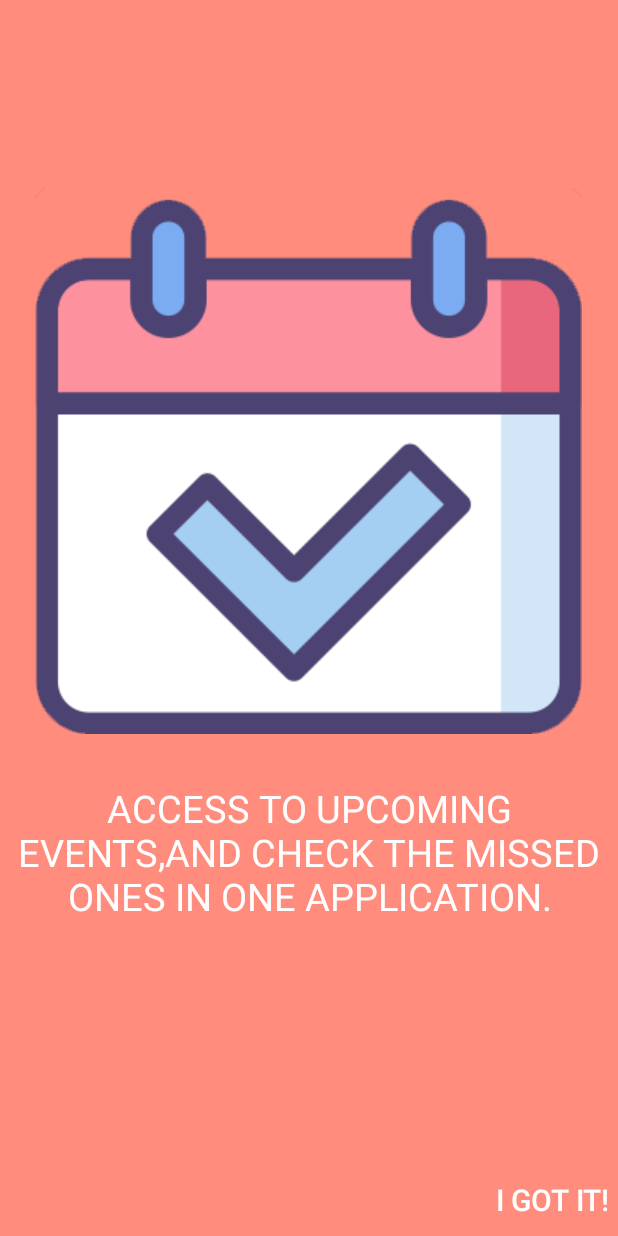
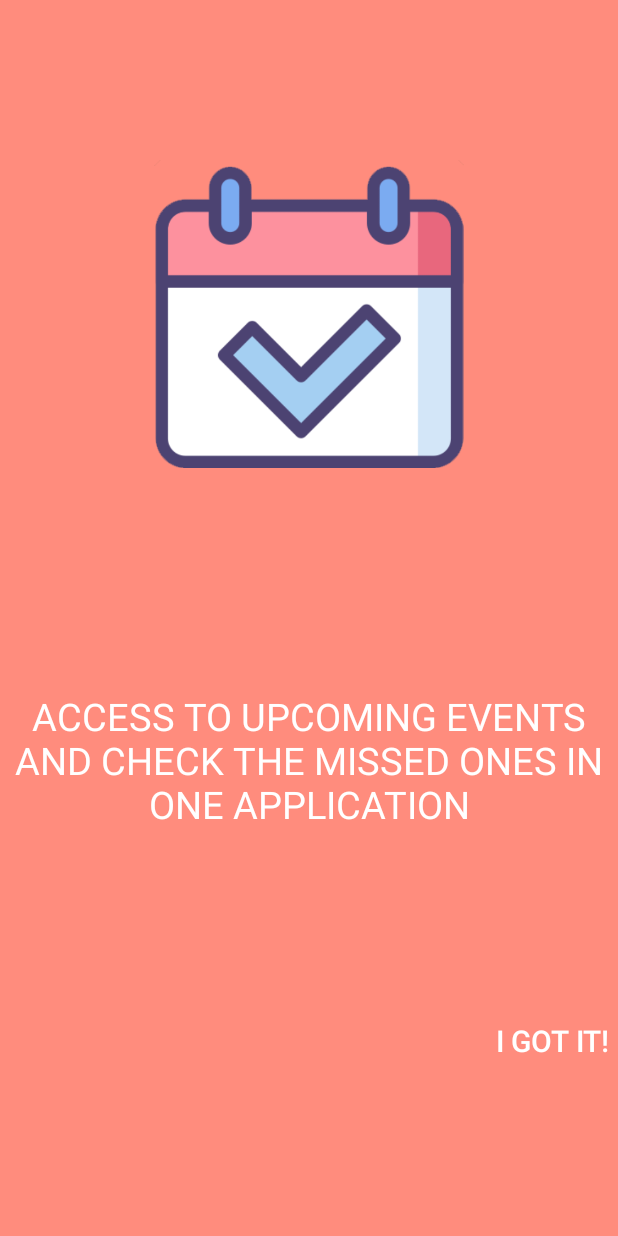
Before and after one commit to Petiazediter/ScoreboardPublic, an Android app: the screen it shows after launch (MainActivity), after a tap on "NEXT", on a phone screen of 412 x 824 dp. Run offline under Robolectric (Android 15) with nearby library versions, the phone set to English and light mode, and no system bars; our stand-ins replace ButterKnife.

Commit message:
rearranged welcome pages to fit to screen

```diff
--- a/ScoreBoard/app/src/main/res/layout/fragment_page2.xml
+++ b/ScoreBoard/app/src/main/res/layout/fragment_page2.xml
@@ -13,12 +13,12 @@
         <!-- TODO: Update blank fragment layout -->
         <ImageView
             android:id="@+id/image_view"
-            android:layout_width="wrap_content"
-            android:layout_height="wrap_content"
+            android:layout_width="213dp"
+            android:layout_height="205dp"
             android:src="@drawable/event_icon"
-            app:layout_constraintBottom_toBottomOf="parent"
+            app:layout_constraintBottom_toTopOf="@+id/textView2"
             app:layout_constraintEnd_toEndOf="parent"
-            app:layout_constraintHorizontal_bias="0.49"
+            app:layout_constraintHorizontal_bias="0.5"
             app:layout_constraintLeft_toLeftOf="parent"
             app:layout_constraintRight_toRightOf="parent"
             app:layout_constraintStart_toStartOf="parent"
@@ -26,26 +26,29 @@
             app:layout_constraintVertical_bias="0.272" />
 
         <TextView
+            android:id="@+id/textView2"
+            style="@style/FragmentHeader"
             android:layout_width="wrap_content"
             android:layout_height="wrap_content"
             android:layout_marginTop="32dp"
-            app:layout_constraintLeft_toLeftOf="@id/image_view"
-            app:layout_constraintRight_toRightOf="@id/image_view"
-            app:layout_constraintTop_toBottomOf="@id/image_view"
             android:text="@string/page_2_header"
-            style="@style/FragmentHeader"
-            />
+            app:layout_constraintBottom_toTopOf="@+id/next_button_2"
+            app:layout_constraintHorizontal_bias="0.5"
+            app:layout_constraintStart_toStartOf="parent"
+            app:layout_constraintEnd_toEndOf="parent"
+            android:padding="@dimen/margin_small"
+            app:layout_constraintTop_toBottomOf="@+id/image_view" />
 
         <Button
             android:id="@+id/next_button_2"
+            style="@style/FragmentButton"
             android:layout_width="wrap_content"
+
             android:layout_height="wrap_content"
-
+            android:text="@string/finish"
+            app:layout_constraintBottom_toBottomOf="parent"
             app:layout_constraintRight_toRightOf="parent"
-            app:layout_constraintBottom_toBottomOf="parent"
-            android:text="@string/finish"
-            style="@style/FragmentButton"
-            />
+            app:layout_constraintTop_toBottomOf="@+id/textView2" />
     </androidx.constraintlayout.widget.ConstraintLayout>
 
 </FrameLayout>
--- a/ScoreBoard/app/src/main/res/values/strings.xml
+++ b/ScoreBoard/app/src/main/res/values/strings.xml
@@ -5,7 +5,7 @@
     <string name="page_1_header">Realtime datas about your favourite cricket team!</string>
     <string name="next">Next</string>
     <string name="finish">I got it!</string>
-    <string name="page_2_header">Access to upcoming events,and check the missed ones in one application.</string>
+    <string name="page_2_header">Access to upcoming events and check the missed ones in one application</string>
     <string name="description">HomeTeam vs AwayTeam</string>
     <string name="date">2020-01-01</string>
     <string name="hometeam">HomeTeam</string>
```
Also changed, not shown: ScoreBoard/app/src/main/res/layout/fragment_page1.xml (+17 -16 lines).
